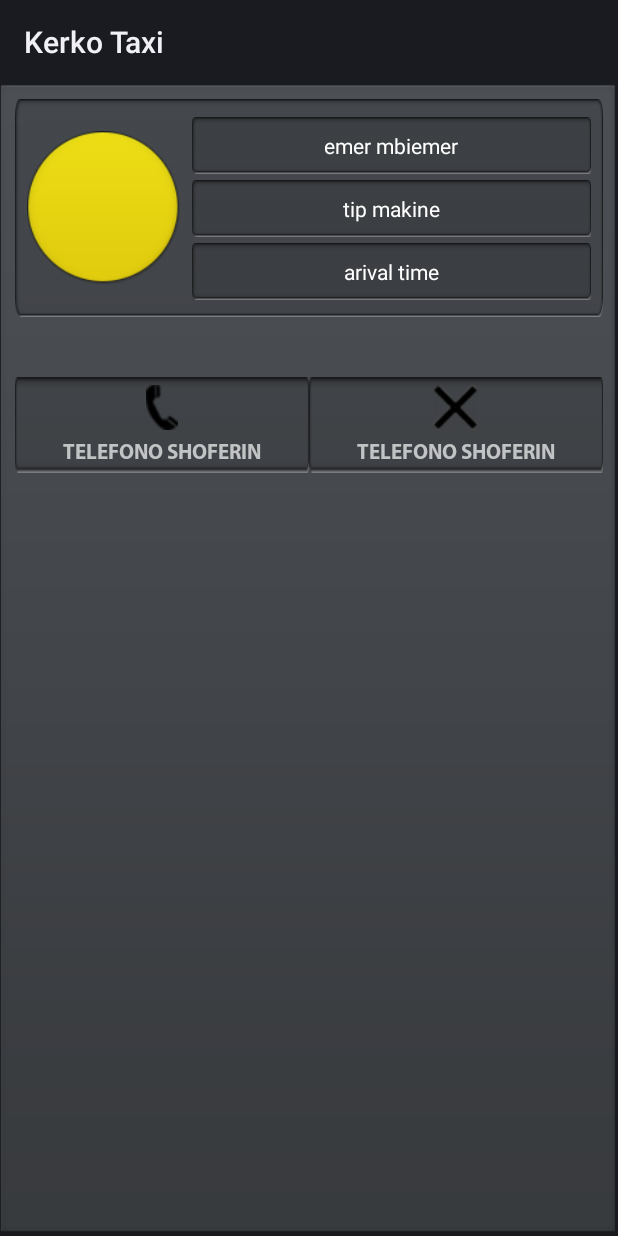
After one commit to erald32/Kerkov5, an Android app: the layout dialog_taxi_arriving.xml on its own in the app's theme, with its tools: preview values and no code run, on a phone screen of 412 x 824 dp. The commit adds this screen. Run offline under Robolectric (Android 15) with nearby library versions, the phone set to English and light mode, and no system bars.

Commit message:
nearby list_view_item created

```diff
--- a/app/src/main/AndroidManifest.xml
+++ b/app/src/main/AndroidManifest.xml
@@ -13,8 +13,7 @@
         android:allowBackup="true"
         android:icon="@mipmap/ic_launcher"
         android:label="@string/app_name"
-        android:supportsRtl="true"
-        android:theme="@style/AppTheme">
+        android:supportsRtl="true">
 
         <!--
              The API key for Google Maps-based APIs is defined as a string resource.
--- a/app/src/main/java/com/jeddigital/kerkotaxi/AndroidRestClientApi/AndroidRestClientApiMethods.java
+++ b/app/src/main/java/com/jeddigital/kerkotaxi/AndroidRestClientApi/AndroidRestClientApiMethods.java
@@ -128,7 +128,7 @@ public class AndroidRestClientApiMethods {
                             int error_code = responseJSONObject.getInt("error_code");
                             String error_code_desc = responseJSONObject.getString("error_code_desc");
 
-                            ((MenuHyreseActivity)context).requestTaxiAction(vehicle_id);
+                            ((MenuHyreseActivity)context).requestTaxiAction(vehicle_id, error_code);
                         } catch (JSONException e) {
                             e.printStackTrace();
                         }
--- /dev/null
+++ b/app/src/main/java/com/jeddigital/kerkotaxi/CustomUI/MyriadProBoldTextView.java
@@ -0,0 +1,39 @@
+package com.jeddigital.kerkotaxi.CustomUI;
+
+import android.content.Context;
+import android.graphics.Typeface;
+import android.util.AttributeSet;
+import android.widget.TextView;
+
+/**
+ * Created by Theodhori on 8/8/2016.
+ */
+
+
+
+public class MyriadProBoldTextView extends TextView {
+
+    public MyriadProBoldTextView(Context context, AttributeSet attrs, int defStyle) {
+        super(context, attrs, defStyle);
+        initialize();
+    }
+
+    public MyriadProBoldTextView(Context context, AttributeSet attrs) {
+        super(context, attrs);
+        initialize();
+    }
+
+    public MyriadProBoldTextView(Context context) {
+        super(context);
+        initialize();
+    }
+
+    private void initialize() {
+        if (!isInEditMode()) {
+            Typeface myTypeface = Typeface.createFromAsset(getContext()
+                    .getAssets(), "Fonts/MyriadPro-Bold.otf");
+            setTypeface(myTypeface);
+        }
+    }
+
+}
--- /dev/null
+++ b/app/src/main/res/layout/dialog_taxi_arriving.xml
@@ -0,0 +1,142 @@
+<?xml version="1.0" encoding="utf-8"?>
+<LinearLayout xmlns:android="http://schemas.android.com/apk/res/android"
+    android:layout_width="wrap_content"
+    android:layout_height="wrap_content"
+    android:background="@drawable/dialog_background"
+    android:orientation="vertical"
+    android:padding="10dp">
+
+    <RelativeLayout
+        android:id="@+id/car_details_container"
+        android:layout_width="match_parent"
+        android:layout_height="wrap_content"
+        android:layout_marginBottom="40dp"
+        android:background="@drawable/listview_item_dialog_nearby_vehicles"
+        android:padding="8dp">
+
+        <RelativeLayout
+            android:id="@+id/driver_foto_container"
+            android:layout_width="110dp"
+            android:layout_height="110dp"
+            android:layout_alignBottom="@+id/vehicle_data_container"
+            android:layout_alignParentTop="true"
+            android:layout_weight="1">
+
+            <ImageView
+                android:id="@+id/driver_foto"
+                android:layout_width="wrap_content"
+                android:layout_height="match_parent"
+                android:layout_centerInParent="true"
+                android:paddingRight="8dp"
+                android:scaleType="fitCenter"
+                android:src="@drawable/driver_badge" />
+
+        </RelativeLayout>
+
+        <LinearLayout
+            android:id="@+id/vehicle_data_container"
+            android:layout_width="wrap_content"
+            android:layout_height="wrap_content"
+            android:layout_alignParentRight="true"
+            android:layout_toRightOf="@+id/driver_foto_container"
+            android:layout_weight="3"
+            android:orientation="vertical">
+
+            <TextView
+                android:id="@+id/name"
+                android:layout_width="match_parent"
+                android:layout_height="wrap_content"
+                android:layout_marginTop="4dp"
+                android:background="@drawable/textview_background"
+                android:gravity="center"
+                android:text="emer mbiemer"
+                android:textColor="#ffffff" />
+
+            <TextView
+                android:id="@+id/car_type"
+                android:layout_width="match_parent"
+                android:layout_height="wrap_content"
+                android:layout_marginTop="4dp"
+                android:background="@drawable/textview_background"
+                android:gravity="center"
+                android:text="tip makine"
+                android:textColor="#ffffff" />
+
+            <TextView
+                android:id="@+id/arrival"
+                android:layout_width="match_parent"
+                android:layout_height="wrap_content"
+                android:layout_marginBottom="3dp"
+                android:layout_marginTop="4dp"
+                android:background="@drawable/textview_background"
+                android:gravity="center"
+                android:text="arival time"
+                android:textColor="#ffffff" />
+        </LinearLayout>
+    </RelativeLayout>
+
+    <LinearLayout
+        android:layout_width="match_parent"
+        android:layout_height="wrap_content"
+        android:orientation="horizontal"
+        android:weightSum="2">
+
+        <RelativeLayout
+            android:layout_width="0dp"
+            android:layout_height="wrap_content"
+            android:layout_weight="1">
+
+            <LinearLayout
+                android:layout_width="wrap_content"
+                android:layout_height="wrap_content"
+                android:layout_centerInParent="true"
+                android:background="@drawable/textview_background"
+                android:gravity="center"
+                android:orientation="vertical"
+                android:padding="5dp">
+
+                <ImageView
+                    android:layout_marginBottom="5dp"
+                    android:layout_width="wrap_content"
+                    android:layout_height="wrap_content"
+                    android:src="@drawable/telephone" />
+
+                <com.jeddigital.kerkotaxi.CustomUI.MyriadProBoldTextView
+                    android:layout_width="wrap_content"
+                    android:layout_height="wrap_content"
+                    android:gravity="center"
+                    android:text="TELEFONO SHOFERIN"
+                    android:textColor="#c2c3c4" />
+            </LinearLayout>
+        </RelativeLayout>
+
+        <RelativeLayout
+            android:layout_width="0dp"
+            android:layout_height="wrap_content"
+            android:layout_weight="1">
+
+            <LinearLayout
+                android:layout_width="wrap_content"
+                android:layout_height="wrap_content"
+                android:layout_centerInParent="true"
+                android:background="@drawable/textview_background"
+                android:gravity="center"
+                android:orientation="vertical"
+                android:padding="5dp">
+
+                <ImageView
+                    android:layout_marginBottom="5dp"
+                    android:layout_width="wrap_content"
+                    android:layout_height="wrap_content"
+                    android:src="@drawable/x_icon" />
+
+                <com.jeddigital.kerkotaxi.CustomUI.MyriadProBoldTextView
+                    android:layout_width="wrap_content"
+                    android:layout_height="wrap_content"
+                    android:text="TELEFONO SHOFERIN"
+                    android:textColor="#c2c3c4" />
+            </LinearLayout>
+        </RelativeLayout>
+    </LinearLayout>
+
+</LinearLayout>
```
Also changed, not shown: app/src/main/java/com/jeddigital/kerkotaxi/Adapters/NearbyVehiclesViewPagerAdapter.java (+0 -19 lines), app/src/main/java/com/jeddigital/kerkotaxi/MenuHyreseActivity.java (+101 -9 lines), app/src/main/res/anim/full_rotation.xml (added, +14 -0 lines), app/src/main/res/anim/zoom_in.xml (added, +8 -0 lines), app/src/main/res/anim/zoom_out.xml (added, +8 -0 lines), app/src/main/res/layout/dialog_request_status.xml (added, +107 -0 lines), app/src/main/res/layout/dialog_requested_vehicle.xml (added, +85 -0 lines), app/src/main/res/values/styles.xml (+14 -0 lines), app/src/main/assets/Fonts/MyriadPro-Bold.otf (added), app/src/main/res/drawable/accepted.png (added), app/src/main/res/drawable/client_pin.png, app/src/main/res/drawable/declined.png (added), app/src/main/res/drawable/request_taxi_white_circle.png (added), app/src/main/res/drawable/rotating_car.png (added), 2 more files.
